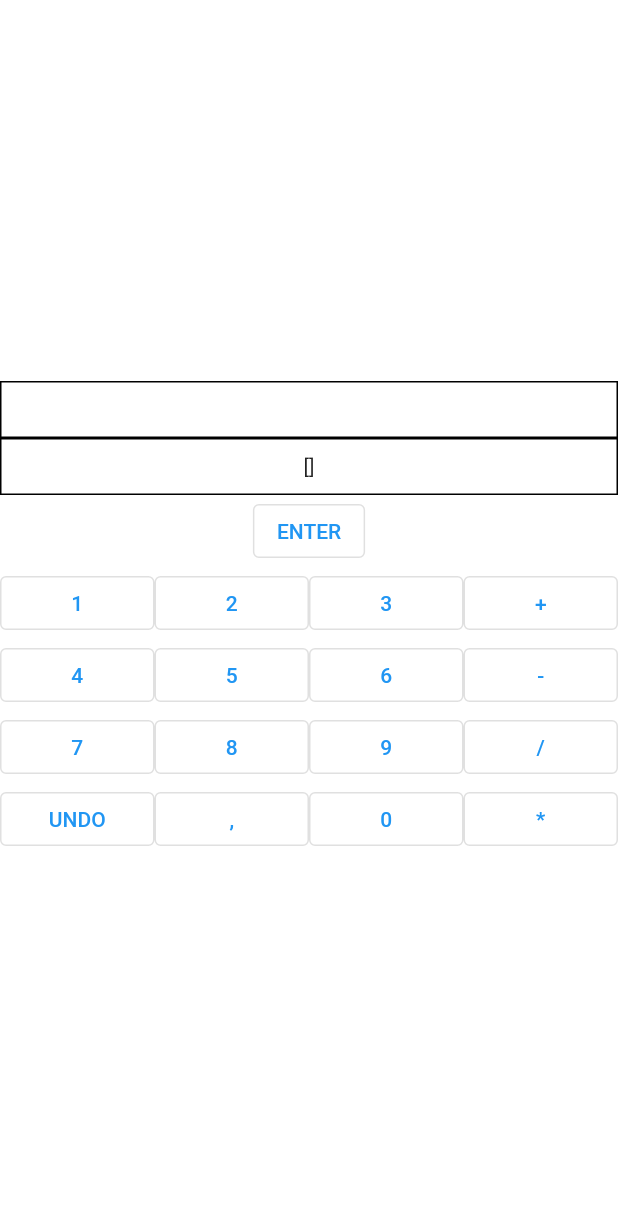
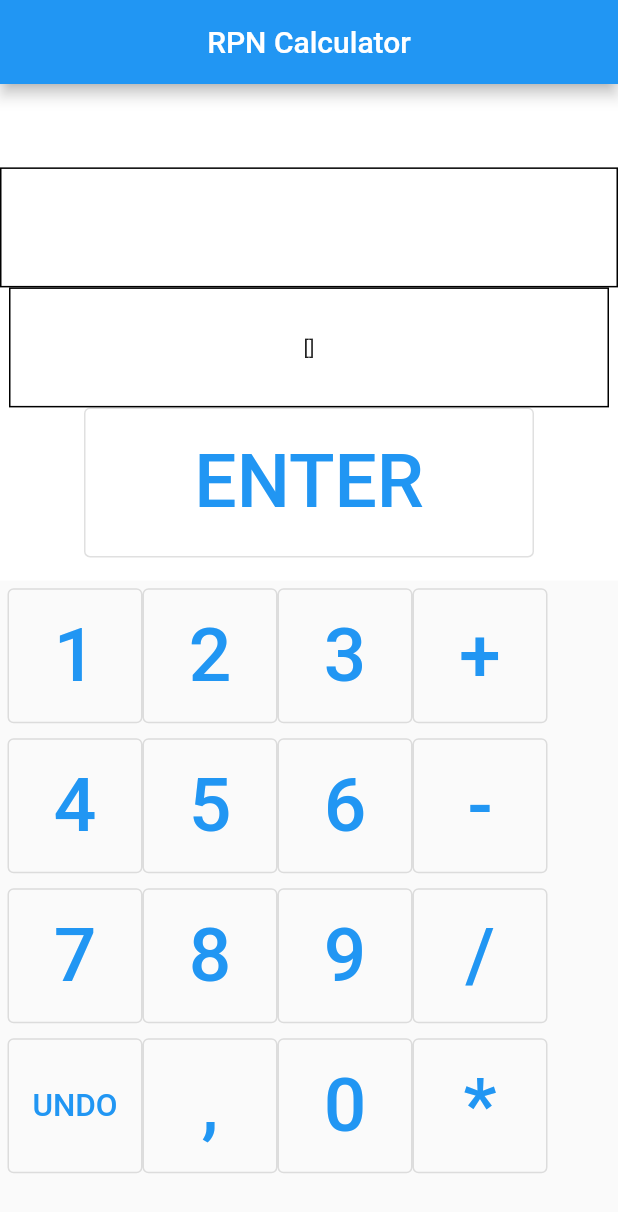
Before and after one commit to kasp441/fluttercalc, a Flutter app: the screen it shows after launch, on a phone screen of 412 x 824 dp. Shown: the top 1212 px of the screen. Run offline on Flutter 3.47's test engine with Material 2 defaults, Android fonts, the phone set to English and light mode, and no system bars.

Commit message:
Made some UI changes to the different rows

```diff
--- a/lib/main.dart
+++ b/lib/main.dart
@@ -5,6 +5,10 @@ import 'package:fluttercalc/operators/Add.dart';
 void main() {
   runApp(const MyApp());
 }
+final double padding = 5;
+final double height = 90;
+final double width = 90;
+final double font = 50;
 
 class MyApp extends StatelessWidget {
   const MyApp({Key? key}) : super(key: key);
@@ -12,7 +16,32 @@ class MyApp extends StatelessWidget {
   @override
   Widget build(BuildContext context) {
     return  MaterialApp(
-      home: Header()
+      home: Scaffold(
+        appBar: AppBar(
+          title: Center(child: Text("RPN Calculator")),
+        ),
+        body: Column(
+          children: [
+            Container(
+              height: 40,
+              color: Colors.white,
+            ),
+            Expanded
+              (
+                flex: 2,
+                child: Container(width: double.infinity,
+            child: Header(),
+            ),
+            ),
+
+        Expanded
+          (
+          flex: 3,
+          child: Container(width: double.infinity,
+            child: Grid(),
+          ), )],
+        ),
+      )
     );
   }
 }
@@ -20,7 +49,6 @@ class MyApp extends StatelessWidget {
 
 class Grid extends StatefulWidget {
   const Grid({Key? key}) : super(key: key);
-
   @override
   State<Grid> createState() => _GridState();
 }
@@ -40,119 +68,176 @@ class _GridState extends State<Grid> {
   }
 }
 
-Row ExpandedRow() {
-  return Row(
+Padding ExpandedRow() {
+  return Padding(
+    padding: EdgeInsets.all(padding),
+    child: Row(
       children: [
-      Expanded(
+        SizedBox(
+          width: width,
+          height: height,
           child: OutlinedButton(
-          onPressed: () {Display().addToText("1");},
-          child: Text("1"),
+            onPressed: () {
+              Display().addToText("1");
+            },
+            child: Text("1", style: TextStyle(fontSize: font),),
           ),
         ),
-      Expanded(
+        SizedBox(
+          width: width,
+          height: height,
           child: OutlinedButton(
-          onPressed: () {Display().addToText("2");},
-          child: Text("2"),
+            onPressed: () {
+              Display().addToText("2");
+            },
+            child: Text("2", style: TextStyle(fontSize: font),),
           ),
         ),
-      Expanded(
+        SizedBox(
+          width: width,
+          height: height,
           child: OutlinedButton(
-          onPressed: () {Display().addToText("3");},
-          child: Text("3"),
+            onPressed: () {
+              Display().addToText("3");
+            },
+            child: Text("3", style: TextStyle(fontSize: font),),
           ),
         ),
-      Expanded(child: OutlinedButton(onPressed: () {}, child: Text("+"),))
+        SizedBox(
+            width: width,
+            height: height,
+            child: OutlinedButton(
+              onPressed: () {},
+              child: Text("+", style: TextStyle(fontSize: font),),
+            ))
       ],
+    ),
   );
 }
 
-Row ExpandedRow2() {
-  return Row(
+Padding ExpandedRow2() {
+  return Padding(
+    padding:  EdgeInsets.all(padding),
+    child: Row(
       children: [
-      Expanded(
+        SizedBox(
+          width: width,
+          height: height,
           child: OutlinedButton(
             onPressed: () {Display().addToText("4");},
-          child: Text("4"),
+            child: Text("4", style: TextStyle(fontSize: font),),
           ),
         ),
-      Expanded(
+        SizedBox(
+          width: width,
+          height: height,
           child: OutlinedButton(
             onPressed: () {Display().addToText("5");},
-          child: Text("5"),
+            child: Text("5", style: TextStyle(fontSize: font),),
           ),
         ),
-      Expanded(
+        SizedBox(
+          width: width,
+          height: height,
           child: OutlinedButton(
             onPressed: () {Display().addToText("6");},
-          child: Text("6"),
+            child: Text("6", style: TextStyle(fontSize: font),),
           ),
         ),
-      Expanded(
+        SizedBox(
+          width: width,
+          height: height,
           child: OutlinedButton(
             onPressed: () {},
-        child: Text("-"),
-      ))
+            child: Text("-", style: TextStyle(fontSize: font),),
+          ),
+        )
       ],
+    ),
   );
 }
 
-Row ExpandedRow3() {
-  return Row(
+Padding ExpandedRow3() {
+  return Padding(
+    padding:  EdgeInsets.all(padding),
+    child: Row(
       children: [
-      Expanded(
+        SizedBox(
+          width: width,
+          height: height,
           child: OutlinedButton(
             onPressed: () {Display().addToText("7");},
-          child: Text("7"),
+            child: Text("7", style: TextStyle(fontSize: font),),
           ),
         ),
-      Expanded(
+        SizedBox(
+          width: width,
+          height: height,
           child: OutlinedButton(
             onPressed: () {Display().addToText("8");},
-          child: Text("8"),
+            child: Text("8", style: TextStyle(fontSize: font),),
           ),
         ),
-      Expanded(
+        SizedBox(
+          width: width,
+          height: height,
           child: OutlinedButton(
             onPressed: () {Display().addToText("9");},
-          child: Text("9"),
+            child: Text("9", style: TextStyle(fontSize: font),),
           ),
         ),
-      Expanded(
+        SizedBox(
+          width: width,
+          height: height,
           child: OutlinedButton(
             onPressed: () {},
-            child: Text("/"),
-          ))
+            child: Text("/", style: TextStyle(fontSize: font),),
+          ),
+        )
       ],
+    ),
   );
 }
 
-Row ExpandedRow4() {
-  return Row(
+Padding ExpandedRow4() {
+  return Padding(
+    padding:  EdgeInsets.all(padding),
+    child: Row(
       children: [
-      Expanded(
+        SizedBox(
+          width: width,
+          height: height,
           child: OutlinedButton(
             onPressed: () {},
-          child: Text("UNDO"),
+            child: Text("UNDO", style: TextStyle(fontSize: 21),),
           ),
         ),
-      Expanded(
+        SizedBox(
+          width: width,
+          height: height,
           child: OutlinedButton(
             onPressed: () {Display().addToText(".");},
-          child: Text(","),
+            child: Text(",", style: TextStyle(fontSize: font),),
           ),
         ),
-      Expanded(
+        SizedBox(
+          width: width,
+          height: height,
           child: OutlinedButton(
             onPressed: () {Display().addToText("0");},
-          child: Text("0"),
+            child: Text("0", style: TextStyle(fontSize: font),),
           ),
         ),
-      Expanded(
+        SizedBox(
+          width: width,
+          height: height,
           child: OutlinedButton(
             onPressed: () {},
-            child: Text("*"),
-          ))
+            child: Text("*", style: TextStyle(fontSize: font),),
+          ),
+        )
       ],
+    ),
   );
 }
 
@@ -178,7 +263,9 @@ List<num> stack = [];
             child: Column(
               mainAxisAlignment: MainAxisAlignment.center,
               children: <Widget> [
-                Container(
+                SizedBox(
+                  height: 80,
+                  child: Container(
                     padding: EdgeInsets.all(10),
                     decoration: BoxDecoration(
                       border: Border.all(color: Colors.black)
@@ -186,7 +273,11 @@ List<num> stack = [];
                     alignment: Alignment.center,
                     child: Text(input),
                   ),
-                Container(
+                ),
+                SizedBox(
+                  height: 80,
+                  width: 400,
+                  child: Container(
                     padding: EdgeInsets.all(10),
                      decoration: BoxDecoration(
                       border: Border.all(color: Colors.black)
@@ -194,16 +285,17 @@ List<num> stack = [];
                     alignment: Alignment.center,
                     child: Text(stack.toString()),
                   ),
+                ),
                 Container(
+                  child: SizedBox(
+                    height: 100,
+                    width: 300,
                     child: OutlinedButton(
                       onPressed: () {},
-                    child: Text("ENTER"),
+                      child: Text("ENTER", style: TextStyle(fontSize: 50),),
                     ),
                   ),
-                ExpandedRow(),
-                ExpandedRow2(),
-                ExpandedRow3(),
-                ExpandedRow4(),
+                ),
               ],
             ),
           ),)
```
Lines whose indentation alone changed are shown as unchanged.
